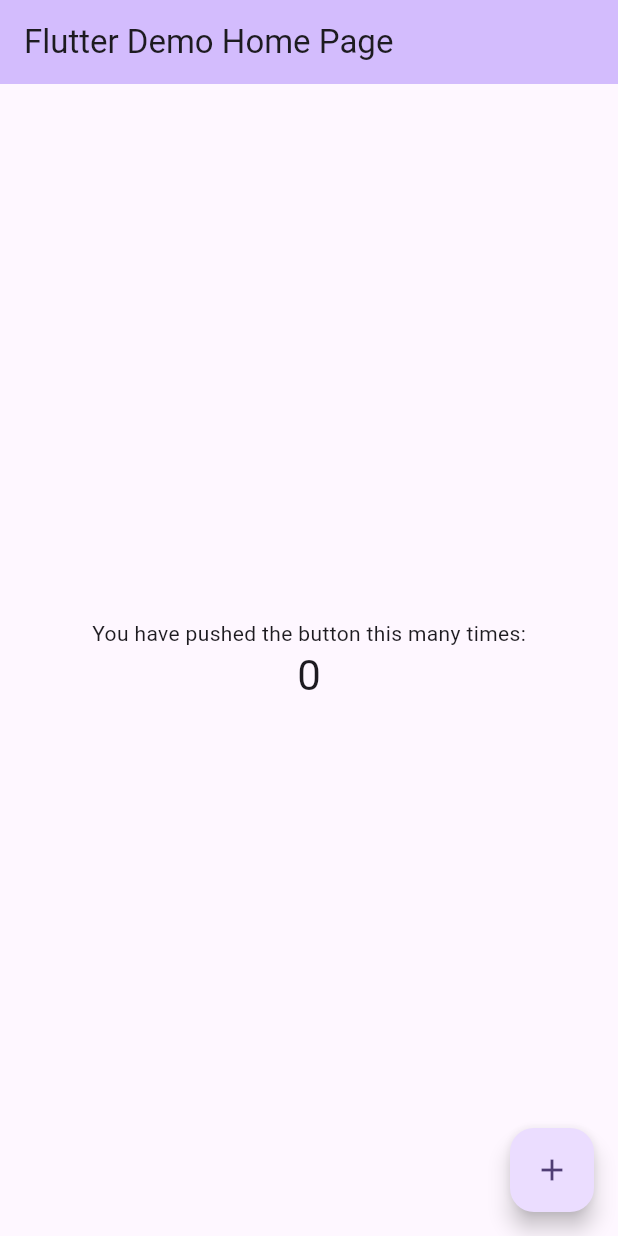
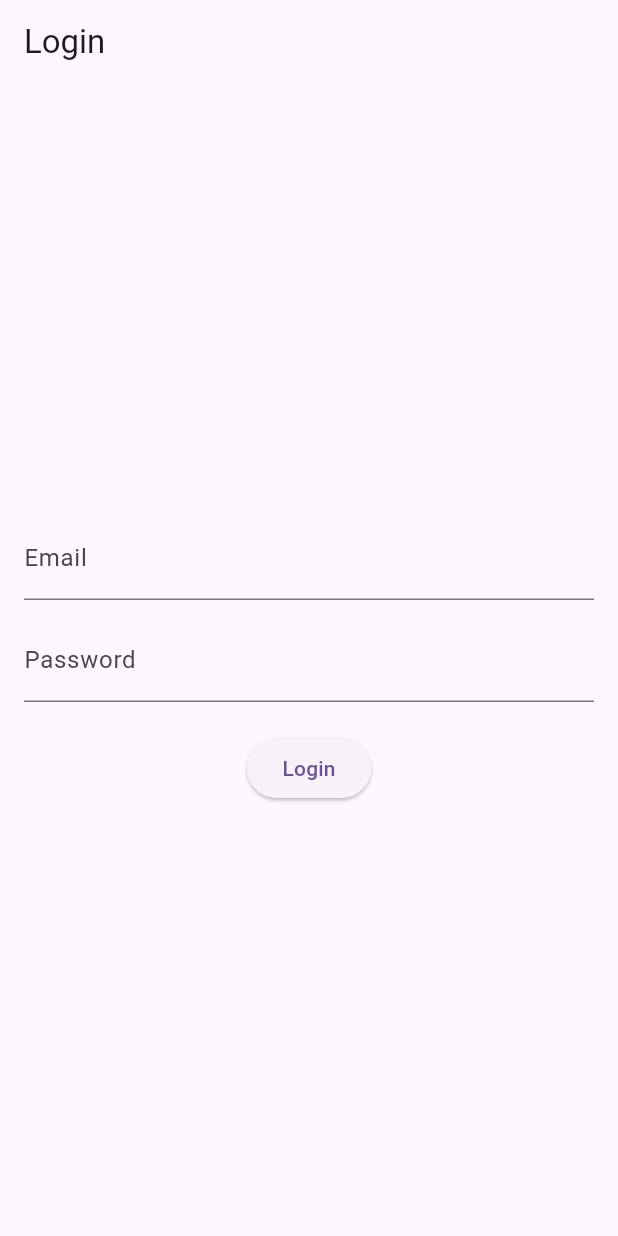
Before and after one commit to 0yunse0/hope_ReFace, a Flutter app: the screen it shows after launch, on a phone screen of 412 x 824 dp. Run offline on Flutter 3.47's test engine with Material 3 defaults, Android fonts, the phone set to English and light mode, and no system bars; our stand-ins replace dio, firebase_core, flutter_secure_storage; accounts and stored records are empty.

Commit message:
feat: 로그인 페이지 및 dio 의존성 추가

```diff
--- a/reface/lib/core/config/env.dart
+++ b/reface/lib/core/config/env.dart
@@ -0,0 +1,6 @@
+class Env {
+  static const baseUrl = String.fromEnvironment(
+    'BASE_URL',
+    defaultValue: 'https://api.example.com',
+  );
+}
--- a/reface/lib/core/error/failures.dart
+++ b/reface/lib/core/error/failures.dart
@@ -0,0 +1,6 @@
+sealed class Failure implements Exception {
+  final String message;
+  const Failure(this.message);
+}
+class NetworkFailure extends Failure { const NetworkFailure(super.message); }
+class AuthFailure extends Failure { const AuthFailure(super.message); }
--- /dev/null
+++ b/reface/lib/features/auth/presentation/login_page.dart
@@ -0,0 +1,42 @@
+import 'package:flutter/material.dart';
+
+class LoginPage extends StatelessWidget {
+  const LoginPage({super.key});
+
+  @override
+  Widget build(BuildContext context) {
+    final emailController = TextEditingController();
+    final passwordController = TextEditingController();
+
+    return Scaffold(
+      appBar: AppBar(title: const Text('Login')),
+      body: Padding(
+        padding: const EdgeInsets.all(16.0),
+        child: Column(
+          mainAxisAlignment: MainAxisAlignment.center,
+          children: [
+            TextField(
+              controller: emailController,
+              decoration: const InputDecoration(labelText: 'Email'),
+            ),
+            const SizedBox(height: 12),
+            TextField(
+              controller: passwordController,
+              decoration: const InputDecoration(labelText: 'Password'),
+              obscureText: true,
+            ),
+            const SizedBox(height: 20),
+            ElevatedButton(
+              onPressed: () {
+                ScaffoldMessenger.of(context).showSnackBar(
+                  const SnackBar(content: Text('Login pressed')),
+                );
+              },
+              child: const Text('Login'),
+            ),
+          ],
+        ),
+      ),
+    );
+  }
+}
--- a/reface/lib/main.dart
+++ b/reface/lib/main.dart
@@ -1,5 +1,8 @@
 import 'package:flutter/material.dart';
 import 'package:firebase_core/firebase_core.dart';
+import 'firebase_options.dart';
+import 'features/auth/presentation/login_page.dart';
+
 
 void main() async {
   WidgetsFlutterBinding.ensureInitialized();
@@ -35,7 +38,7 @@ class MyApp extends StatelessWidget {
         // tested with just a hot reload.
         colorScheme: ColorScheme.fromSeed(seedColor: Colors.deepPurple),
       ),
-      home: const MyHomePage(title: 'Flutter Demo Home Page'),
+      home: const LoginPage(),
     );
   }
 }
--- a/reface/pubspec.yaml
+++ b/reface/pubspec.yaml
@@ -28,17 +28,21 @@ environment:
 # the latest version available on pub.dev. To see which dependencies have newer
 # versions available, run `flutter pub outdated`.
 dependencies:
+  dio: ^5.7.0
+  flutter_secure_storage: ^9.2.2
   flutter:
     sdk: flutter
   firebase_core: ^2.30.0
   firebase_auth: ^4.18.0
   cloud_firestore: ^4.16.0
 
+
   # The following adds the Cupertino Icons font to your application.
   # Use with the CupertinoIcons class for iOS style icons.
   cupertino_icons: ^1.0.8
 
 dev_dependencies:
+  build_runner: ^2.4.11
   flutter_test:
     sdk: flutter
 
```
Also changed, not shown: reface/lib/core/network/api_client.dart (+20 -0 lines), reface/lib/core/network/interceptors.dart (+13 -0 lines), reface/lib/core/storage/token_storage.dart (+10 -0 lines), reface/lib/features/auth/data/models/login_response.dart (+8 -0 lines), reface/lib/firebase_options.dart, reface/pubspec.lock, 5 other files.
